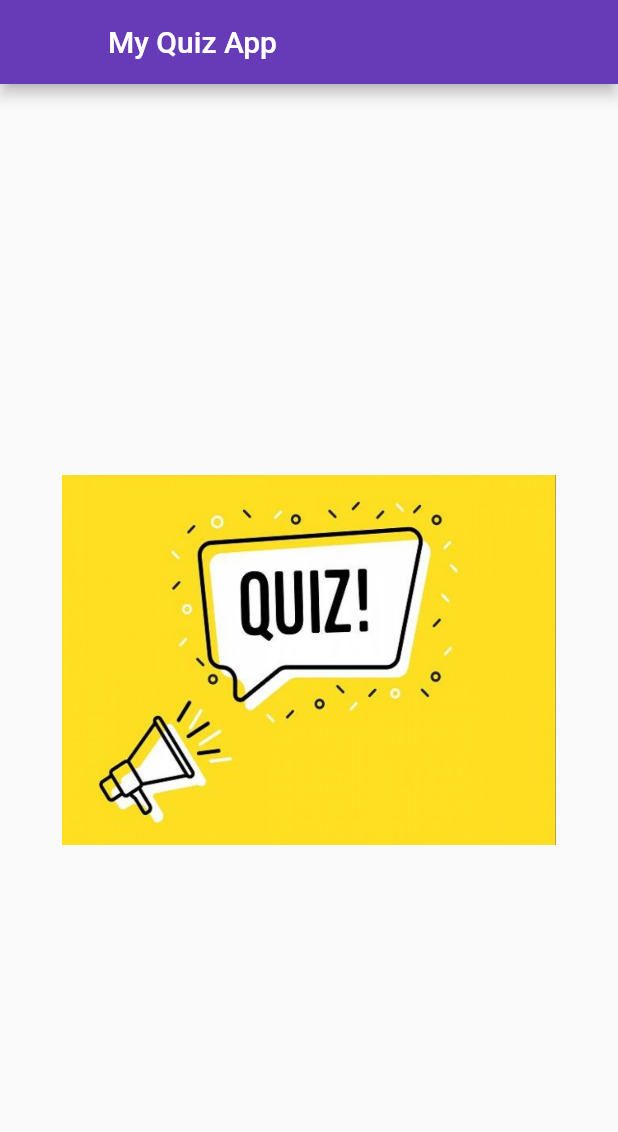
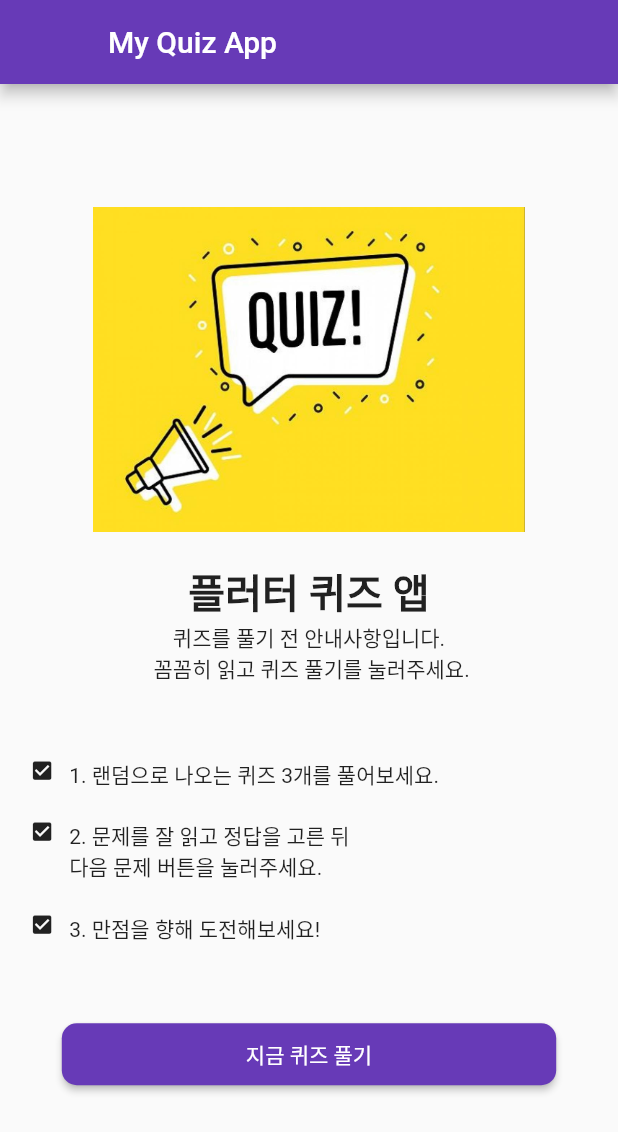
Before and after one commit to lullullalra/My_Quiz_App, a Flutter app: the screen it shows after launch, on a phone screen of 412 x 824 dp. Shown: the top 1132 px of the screen. Run offline on Flutter 3.47's test engine with Material 2 defaults, Android fonts, the phone set to English and light mode, and no system bars; our stand-ins replace auto_size_text, flutter_swiper.

Commit message:
퀴즈 선택 화면 만들기

```diff
--- /dev/null
+++ b/lib/model/model_quiz.dart
@@ -0,0 +1,13 @@
+class Quiz{
+  String title;
+  List<String> candidates;
+  int answer;
+
+  Quiz(this.title, this.candidates,
+      this.answer);
+
+  Quiz.fromMap(Map<String, dynamic> map)
+  : title = map['title'],
+    candidates = map['candidates'],
+    answer = map['answer'];
+}
--- a/lib/screen/screen_home.dart
+++ b/lib/screen/screen_home.dart
@@ -1,16 +1,34 @@
 import 'package:flutter/material.dart';
+import 'package:flutter_practice/model/model_quiz.dart';
+import 'package:flutter_practice/screen/screen_quiz.dart';
 
 class HomeScreen extends StatefulWidget {
   @override
   _HomeScreenState createState() => _HomeScreenState();
 }
 
-class _HomeScreenState extends State<HomeScreen>{
+class _HomeScreenState extends State<HomeScreen> {
+  List<Quiz> quizs = [
+    Quiz.fromMap({
+      'title': 'test',
+      'candidates': ['a','b','c','d'],
+      'answer':0
+    }),
+    Quiz.fromMap({
+      'title': 'test',
+      'candidates': ['a','b','c','d'],
+      'answer':0
+    }),
+    Quiz.fromMap({
+      'title': 'test',
+      'candidates': ['a','b','c','d'],
+      'answer':0
+    }),
+  ];
+
   @override
   Widget build(BuildContext context) {
-    Size screenSize = MediaQuery
-        .of(context)
-        .size;
+    Size screenSize = MediaQuery.of(context).size;
     double width = screenSize.width;
     double height = screenSize.height;
 
@@ -25,14 +43,83 @@
           mainAxisAlignment: MainAxisAlignment.center,
           crossAxisAlignment: CrossAxisAlignment.center,
           children: <Widget>[
-            Center(child: Image.asset(
-              'images/quiz.jpg',
-              width: width*0.8,
+            Center(
+              child: Image.asset(
+                'images/quiz.jpg',
+                width: width * 0.7,
+              ),
             ),
+            Padding(
+              padding: EdgeInsets.all(width * 0.024),
+            ),
+            Text(
+              '플러터 퀴즈 앱',
+              style: TextStyle(
+                fontSize: width * 0.065,
+                fontWeight: FontWeight.bold,
+              ),
+            ),
+            const Text(
+              '퀴즈를 풀기 전 안내사항입니다. \n 꼼꼼히 읽고 퀴즈 풀기를 눌러주세요.',
+              textAlign: TextAlign.center,
+            ),
+            Padding(padding: EdgeInsets.all(width * 0.048)),
+            _buildStep(width, '1. 랜덤으로 나오는 퀴즈 3개를 풀어보세요.'),
+            _buildStep(width, '2. 문제를 잘 읽고 정답을 고른 뒤 \n다음 문제 버튼을 눌러주세요.'),
+            _buildStep(width, '3. 만점을 향해 도전해보세요!'),
+            Padding(
+              padding: EdgeInsets.all(width*0.048),
+            ),
+            Container(padding: EdgeInsets.only(bottom: width * 0.036),
+              child: Center(
+                child: ButtonTheme(
+                  minWidth: width * 0.8,
+                  height: height * 0.05,
+                  shape: RoundedRectangleBorder(
+                    borderRadius: BorderRadius.circular(10),
+                  ),
+                  child: RaisedButton(
+                    child: const Text(
+                      '지금 퀴즈 풀기',
+                      style: TextStyle(color: Colors.white),
+                  ),
+                    color: Colors.deepPurple,
+                    onPressed: () {
+                      Navigator.push(context,
+                          MaterialPageRoute(
+                              builder: (context) => QuizScreen(
+                                  quizs: quizs,
+                              ),
+                          ),
+                      );
+                    },
+                  ),
+                ),
+              ),
             ),
           ],
         ),
       ),
     );
   }
+
+  Widget _buildStep(double width, String title) {
+    return Container(
+      padding: EdgeInsets.fromLTRB(
+          width * 0.048, width * 0.024, width * 0.048, width * 0.024),
+      child: Row(
+        crossAxisAlignment: CrossAxisAlignment.start,
+        children: <Widget>[
+          Icon(
+            Icons.check_box,
+            size: width * 0.04,
+          ),
+          Padding(
+            padding: EdgeInsets.only(right: width * 0.024),
+          ),
+          Text(title),
+        ],
+      ),
+    );
+  }
 }
--- a/pubspec.yaml
+++ b/pubspec.yaml
@@ -34,6 +34,8 @@
   # The following adds the Cupertino Icons font to your application.
   # Use with the CupertinoIcons class for iOS style icons.
   cupertino_icons: ^1.0.2
+  flutter_swiper:
+  auto_size_text:
 
 dev_dependencies:
   flutter_test:
```
Also changed, not shown: lib/screen/screen_quiz.dart (added, +154 -0 lines), lib/widget/widget_candidate.dart (added, +48 -0 lines), pubspec.lock.
